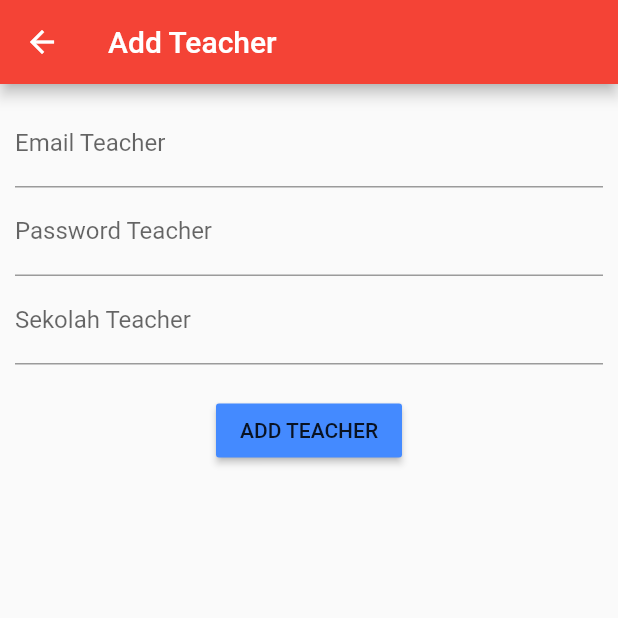
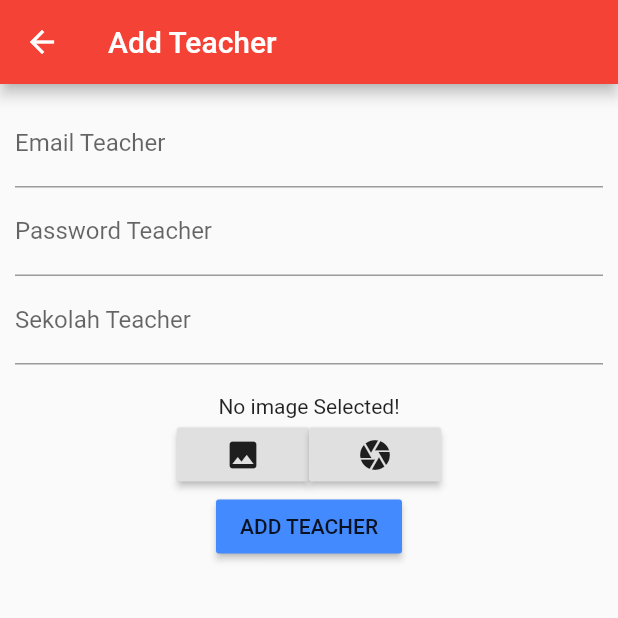
Before and after one commit to NaufalHafizi/Sample-Flutter-Mysql-Login-Crud, a Flutter app: the TeacherAdd screen opened by its route, on a phone screen of 412 x 824 dp, the top half of it. Run offline on Flutter 3.47's test engine with Material 2 defaults, Android fonts, the phone set to English and light mode, and no system bars; our stand-ins replace connectivity, image_picker, modal_progress_hud.

Commit message:
add image

```diff
--- a/lib/main.dart
+++ b/lib/main.dart
@@ -8,7 +8,7 @@ import 'package:provider/provider.dart';
 import 'model/getLogin.dart';
 
 
-String phone = 'YOURDDOMAINORIPADDRESS/FOLDER';
+String phone = 'https://www.naufalhafizi.my/ihadir'; //http://10.0.2.2/ihadir
 
 void main() {
   runApp(
--- a/lib/ui/2_AdminHomePage.dart
+++ b/lib/ui/2_AdminHomePage.dart
@@ -1,4 +1,5 @@
 import 'package:flutter/material.dart';
+import 'package:mysqlcrudnlogin/main.dart';
 import 'package:mysqlcrudnlogin/model/getLogin.dart';
 import 'package:modal_progress_hud/modal_progress_hud.dart';
 import 'package:mysqlcrudnlogin/statefulwrapper.dart';
@@ -135,6 +136,7 @@ class _ItemListState extends State<ItemList> with TickerProviderStateMixin {
 
   Widget listt(BuildContext context, i, animation) {
     var adminhomemodel = Provider.of<GetAdminHomeModel>(context);
+    print('allsdfj : ' + adminhomemodel.user[i]['image']);
     return AnimatedBuilder(
       animation: animationControllerparent,
       builder: (BuildContext context, Widget child) {
@@ -152,7 +154,9 @@ class _ItemListState extends State<ItemList> with TickerProviderStateMixin {
                 child: new Card(
                   child: new ListTile(
                     title: new Text(adminhomemodel.user[i]['Teacher_email']),
-                    leading: new Icon(Icons.widgets),
+                    leading: adminhomemodel.user[i]['image'] != ""
+                    ? new Image.network(phone + '/uploads/'+adminhomemodel.user[i]['image'],)
+                    : new Icon(Icons.widgets),
                     subtitle: new Text("Sekolah : ${adminhomemodel.user[i]['Teacher_sekolah']}"),
                   )
                 ),
--- /dev/null
+++ b/lib/ui/4.1_AddImage.dart
@@ -0,0 +1,101 @@
+import 'dart:io';
+import 'package:image_picker/image_picker.dart';
+import 'package:flutter/material.dart';
+import 'dart:async';
+import 'package:path_provider/path_provider.dart'; //resize image
+import 'package:image/image.dart' as Img; //resize image
+import 'dart:math' as Math;
+
+  File image;
+
+
+class UploadImage extends StatefulWidget {
+
+  final String imagename;
+
+  UploadImage({this.imagename});
+
+  @override
+  _UploadImageState createState() => _UploadImageState();
+}
+
+class _UploadImageState extends State<UploadImage> {
+
+
+  //tanpa resize
+  // Future getImageGallery() async{
+  //   var imageFile = await ImagePicker.pickImage(source: ImageSource.gallery);
+
+  //   setState(() {
+  //     image = imageFile;
+  //   });
+  // }
+
+    Future getImageGallery() async{
+    var imageFile = await ImagePicker.pickImage(source: ImageSource.gallery);
+
+    final tempDir = await getTemporaryDirectory();
+    final path = tempDir.path;
+
+    String title = widget.imagename;
+
+    Img.Image images = Img.decodeImage(imageFile.readAsBytesSync());
+    Img.Image smallerImg = Img.copyResize(images,width: 500);
+
+    var compressImg = new File("$path/image_$title.jpg")
+    ..writeAsBytesSync(Img.encodeJpg(smallerImg, quality: 85));
+
+    setState(() {
+      image = compressImg;
+    });
+  }
+
+  Future getImageCamera() async{
+    var imageFile = await ImagePicker.pickImage(source: ImageSource.camera);
+
+    final tempDir = await getTemporaryDirectory();
+    final path = tempDir.path;
+
+    int rand = new Math.Random().nextInt(100000);
+
+    Img.Image images = Img.decodeImage(imageFile.readAsBytesSync());
+    Img.Image smallerImg = Img.copyResize(images,width: 500);
+
+    var compressImg = new File("$path/image_$rand.jpg")
+    ..writeAsBytesSync(Img.encodeJpg(smallerImg, quality: 85));
+
+    setState(() {
+      image = compressImg;
+    });
+  }
+
+  @override
+  Widget build(BuildContext context) {
+    return Column(
+      children: <Widget>[
+        Center(
+          child: image == null
+          ? new Text('No image Selected!')
+          : new Container(
+              height: MediaQuery.of(context).size.width * 0.6,
+              width: MediaQuery.of(context).size.width * 0.6,
+              child:  Image.file(image,)
+            ),
+        ),
+        Row(
+          mainAxisAlignment: MainAxisAlignment.center,
+          children: <Widget>[
+            RaisedButton(
+              child: Icon(Icons.image),
+              onPressed: getImageGallery,
+            ),
+            RaisedButton(
+              child: Icon(Icons.camera),
+              onPressed: getImageCamera,
+            ),
+          ],
+        )
+      ],
+    );
+  }
+}
--- a/pubspec.yaml
+++ b/pubspec.yaml
@@ -27,6 +27,9 @@ dependencies:
   modal_progress_hud: ^0.1.3
   http: ^0.12.0+1
   connectivity: ^0.4.2
+  image_picker: ^0.6.0+3
+  path_provider: "^0.4.1"
+  image: "^2.0.4"
 
 dev_dependencies:
   flutter_test:
```
Also changed, not shown: lib/ui/4_Addteacher.dart (+55 -7 lines), pubspec.lock, 1 other file.
